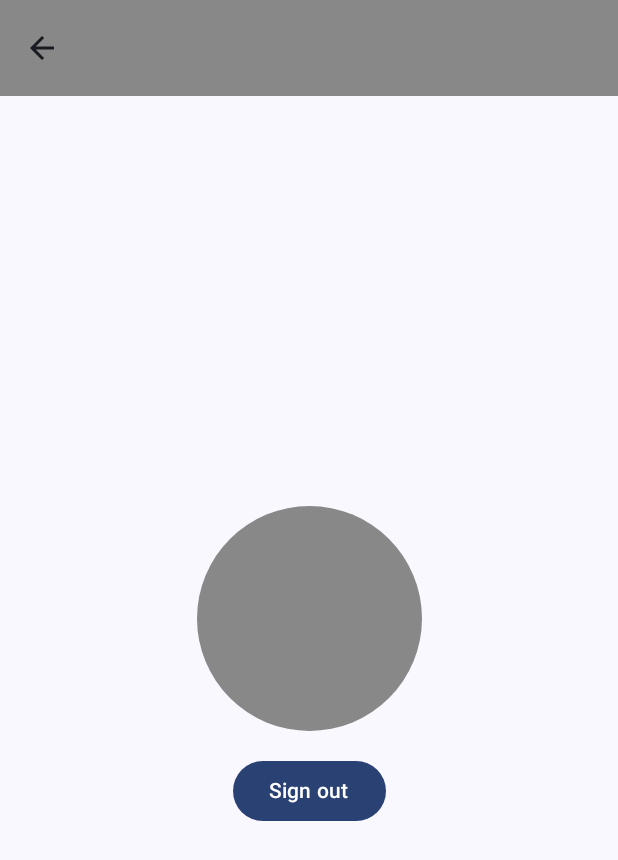
After one commit to danitherex/Studienarbeit, an Android app built with Jetpack Compose: the ProfileScreen screen opened through its navigation route, on a phone screen of 412 x 824 dp. The commit adds this screen. Shown: the top 860 px of the screen. Run offline under Robolectric (Android 15) with nearby library versions, the phone set to English and light mode, and no system bars; our stand-ins replace Dagger/Hilt's generated code, Firebase (no records; nobody signed in at launch, a user with empty details on screens opened directly); 1 statement that could not run was skipped.

Commit message:
added ProfileScreen and TopNar for navigation

```diff
--- a/scr/app/src/main/java/com/example/studienarbeit/presentation/MainActivity.kt
+++ b/scr/app/src/main/java/com/example/studienarbeit/presentation/MainActivity.kt
@@ -24,9 +24,9 @@ import androidx.navigation.compose.NavHost
 import androidx.navigation.compose.composable
 import androidx.navigation.compose.rememberNavController
 import com.example.studienarbeit.domain.repository.GoogleAuthRepository
-import com.example.studienarbeit.presentation.navigation.Navigator
 import com.example.studienarbeit.presentation.screens.map.MapScreen
 import com.example.studienarbeit.presentation.screens.map.MapViewModel
+import com.example.studienarbeit.presentation.screens.profile.ProfileScreen
 import com.example.studienarbeit.presentation.screens.signin.SignInScreen
 import com.example.studienarbeit.presentation.screens.signin.SignInViewModel
 import com.example.studienarbeit.ui.theme.StudienarbeitTheme
@@ -40,7 +40,7 @@ import javax.inject.Inject
 class MainActivity : ComponentActivity() {
 
     @Inject
-    lateinit var googleAuthUiClient:GoogleAuthRepository
+    lateinit var googleAuthUiClient: GoogleAuthRepository
 
     @RequiresApi(Build.VERSION_CODES.S)
     @SuppressLint("MissingPermission")
@@ -63,13 +63,16 @@ class MainActivity : ComponentActivity() {
                         }.launchIn(this)
                     }
 
-                    NavHost(navController = navController, startDestination = Navigator.NavTarget.LOGIN.label) {
+                    NavHost(
+                        navController = navController,
+                        startDestination = Navigator.NavTarget.LOGIN.label
+                    ) {
                         composable(Navigator.NavTarget.LOGIN.label) {
                             val viewModel = viewModel<SignInViewModel>()
                             val state by viewModel.state.collectAsStateWithLifecycle()
 
-                            LaunchedEffect(key1 = Unit){
-                                if(googleAuthUiClient.getSignedUser()!=null){
+                            LaunchedEffect(key1 = Unit) {
+                                if (googleAuthUiClient.getSignedUser() != null) {
                                     navController.navigate(Navigator.NavTarget.MAP.label)
                                 }
                             }
@@ -90,8 +93,8 @@ class MainActivity : ComponentActivity() {
                                 }
                             )
 
-                            LaunchedEffect(key1 = state.isSignedInSuccessfull){
-                                if(state.isSignedInSuccessfull){
+                            LaunchedEffect(key1 = state.isSignedInSuccessfull) {
+                                if (state.isSignedInSuccessfull) {
                                     Toast.makeText(
                                         applicationContext,
                                         "Sign in successful",
@@ -110,15 +113,40 @@ class MainActivity : ComponentActivity() {
                                         val signInIntentSender = googleAuthUiClient.signIn()
                                         launcher.launch(
                                             IntentSenderRequest.Builder(
-                                                signInIntentSender?:return@launch
+                                                signInIntentSender ?: return@launch
                                             ).build()
                                         )
                                     }
                                 })
                         }
-                        composable(Navigator.NavTarget.MAP.label){
+                        composable(Navigator.NavTarget.MAP.label) {
                             val viewModel = hiltViewModel<MapViewModel>()
-                            MapScreen(viewModel = viewModel)
+                            MapScreen(
+                                viewModel = viewModel,
+                                navigateTo = {
+                                    navigator.navigateTo(Navigator.NavTarget.PROFILE)
+                                }
+                            )
+                        }
+                        composable(Navigator.NavTarget.PROFILE.label) {
+                            ProfileScreen(
+                                userData = googleAuthUiClient.getSignedUser(),
+                                onSignOut = {
+                                    lifecycleScope.launch {
+                                        googleAuthUiClient.signOut()
+                                        Toast.makeText(
+                                            applicationContext,
+                                            "Signed out",
+                                            Toast.LENGTH_LONG
+                                        ).show()
+
+                                        navController.navigate(Navigator.NavTarget.LOGIN.label)
+                                    }
+                                },
+                                navigateBack = {
+                                    navigator.navigateTo(Navigator.NavTarget.MAP)
+                                }
+                                )
                         }
                     }
                 }
--- a/scr/app/src/main/java/com/example/studienarbeit/presentation/navigation/Navigator.kt
+++ b/scr/app/src/main/java/com/example/studienarbeit/presentation/Navigator.kt
@@ -1,4 +1,4 @@
-package com.example.studienarbeit.presentation.navigation
+package com.example.studienarbeit.presentation
 
 import kotlinx.coroutines.flow.MutableSharedFlow
 import kotlinx.coroutines.flow.asSharedFlow
@@ -14,6 +14,7 @@ class Navigator {
 
     enum class NavTarget(val label:String){
         MAP("Map"),
-        LOGIN("Login")
+        LOGIN("Login"),
+        PROFILE("profile")
     }
 }
--- /dev/null
+++ b/scr/app/src/main/java/com/example/studienarbeit/presentation/screens/profile/ProfileScreen.kt
@@ -0,0 +1,109 @@
+package com.example.studienarbeit.presentation.screens.profile
+
+import androidx.compose.foundation.Canvas
+import androidx.compose.foundation.layout.Arrangement
+import androidx.compose.foundation.layout.Column
+import androidx.compose.foundation.layout.Spacer
+import androidx.compose.foundation.layout.fillMaxSize
+import androidx.compose.foundation.layout.height
+import androidx.compose.foundation.layout.padding
+import androidx.compose.foundation.layout.size
+import androidx.compose.foundation.shape.CircleShape
+import androidx.compose.material.icons.Icons
+import androidx.compose.material.icons.filled.ArrowBack
+import androidx.compose.material3.Button
+import androidx.compose.material3.ExperimentalMaterial3Api
+import androidx.compose.material3.Icon
+import androidx.compose.material3.IconButton
+import androidx.compose.material3.Scaffold
+import androidx.compose.material3.Text
+import androidx.compose.material3.TopAppBar
+import androidx.compose.material3.TopAppBarDefaults
+import androidx.compose.runtime.Composable
+import androidx.compose.ui.Alignment
+import androidx.compose.ui.Modifier
+import androidx.compose.ui.draw.clip
+import androidx.compose.ui.graphics.Color
+import androidx.compose.ui.layout.ContentScale
+import androidx.compose.ui.text.font.FontWeight
+import androidx.compose.ui.text.style.TextAlign
+import androidx.compose.ui.tooling.preview.Preview
+import androidx.compose.ui.unit.dp
+import androidx.compose.ui.unit.sp
+import coil.compose.AsyncImage
+import com.example.studienarbeit.presentation.screens.signin.UserData
+
+@OptIn(ExperimentalMaterial3Api::class)
+@Composable
+fun ProfileScreen(
+    userData: UserData?,
+    onSignOut: () -> Unit,
+    navigateBack:()->Unit
+) {
+    Scaffold(
+        modifier = Modifier.fillMaxSize(),
+        topBar = {
+            TopAppBar(
+                title = {},
+                navigationIcon = {
+                    IconButton(onClick = {navigateBack() }) {
+                        Icon(
+                            imageVector = Icons.Filled.ArrowBack,
+                            contentDescription = "Back"
+                        )
+                    }
+                },
+                colors = TopAppBarDefaults.topAppBarColors(containerColor = Color.Gray)
+            )
+        }
+    ) { innerPadding ->
+
+        Column(
+            modifier = Modifier
+                .fillMaxSize()
+                .padding(innerPadding),
+            horizontalAlignment = Alignment.CenterHorizontally,
+            verticalArrangement = Arrangement.Center,
+        ) {
+            if (userData?.profilePictureUrl != null) {
+                AsyncImage(
+                    model = userData.profilePictureUrl,
+                    contentDescription = "Profile Picture",
+                    modifier = Modifier
+                        .size(150.dp)
+                        .clip(CircleShape),
+                    contentScale = ContentScale.Crop
+                )
+            } else {
+                Canvas(
+                    modifier = Modifier
+                        .size(150.dp),
+                    onDraw = {
+                        drawCircle(color = Color.Gray)
+                    }
+                )
+            }
+            Spacer(modifier = Modifier.height(16.dp))
+
+            if (userData?.username != null) {
+                Text(
+                    text = userData.username,
+                    textAlign = TextAlign.Center,
+                    fontSize = 36.sp,
+                    fontWeight = FontWeight.SemiBold
+                )
+                Spacer(modifier = Modifier.height(16.dp))
+            }
+            Button(onClick = onSignOut) {
+                Text(text = "Sign out")
+            }
+        }
+    }
+}
+
+@Preview
+@Composable
+fun PreviewProfileScreen() {
+    val userdata = UserData("id", "username", null)
+    ProfileScreen(userData = userdata, onSignOut = {}, navigateBack = {})
+}
```
Also changed, not shown: scr/app/src/main/java/com/example/studienarbeit/presentation/navigation/AppNavHost.kt (deleted, +0 -50 lines), scr/app/src/main/java/com/example/studienarbeit/presentation/screens/map/MapScreen.kt (+30 -4 lines).
